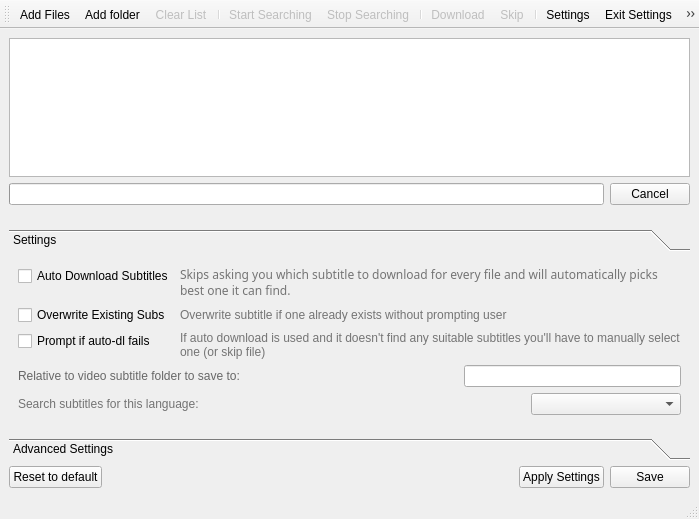
nikolak/pysub, file pysub/ui/main_window.ui: the form before one commit.
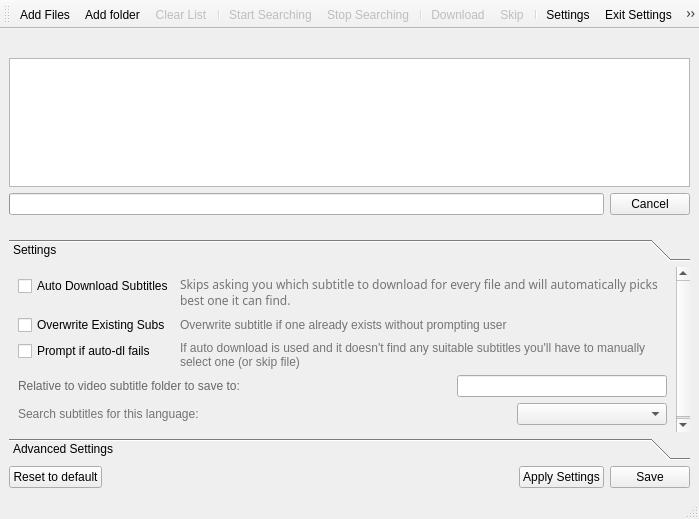
The form after the commit. Icons and pictures are not drawn.

Commit message: Added back status label

```diff
--- a/pysub/ui/main_window.ui
+++ b/pysub/ui/main_window.ui
@@ -43,6 +43,13 @@
     <item>
      <widget class="QWidget" name="main_wdiget" native="true">
       <layout class="QVBoxLayout" name="verticalLayout_4">
+       <item>
+        <widget class="QLabel" name="status_label">
+         <property name="text">
+          <string/>
+         </property>
+        </widget>
+       </item>
        <item>
         <widget class="QTreeView" name="file_list">
          <property name="editTriggers">
```
The commit also changes 2 other files.
